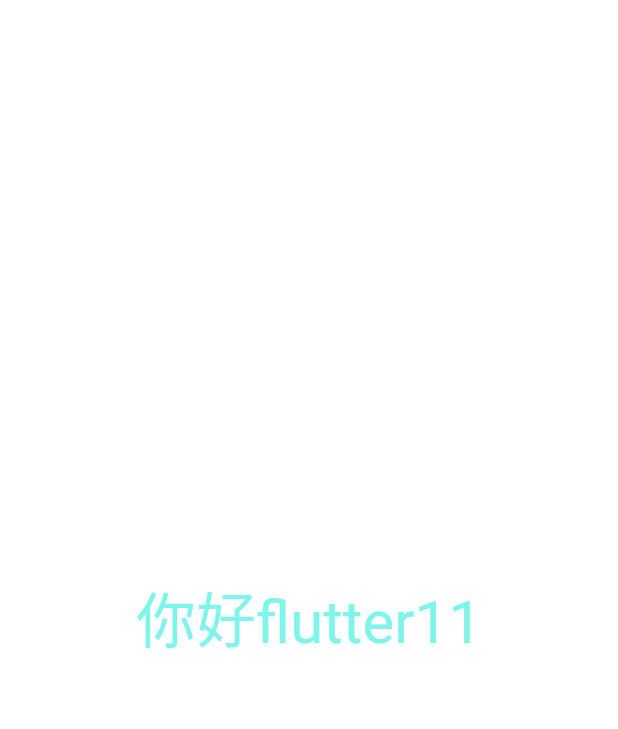
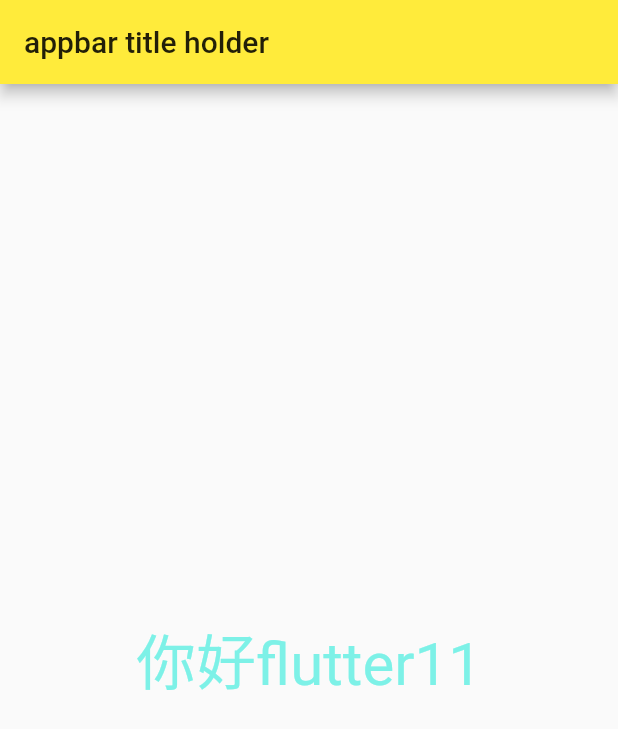
Before and after one commit to Infinite-eyes/FlutterDemo, a Flutter app: the screen it shows after launch, on a phone screen of 412 x 824 dp. Shown: the top 729 px of the screen. Run offline on Flutter 3.47's test engine with Material 2 defaults, Android fonts, the phone set to English and light mode, and no system bars.

Commit message:
1.add base structure

```diff
--- a/lib/main.dart
+++ b/lib/main.dart
@@ -1,27 +1,21 @@
 import 'package:flutter/material.dart';
 
 void main() {
-  //new 关键词可以省略 v1
-//  runApp(new Center(
-//      child: new Text(
-//    '你好flutter',
-//    textDirection: TextDirection.ltr,
-//  )));
-//v2
-//  runApp(Center(
-//      child: Text(
-//    '你好flutter',
-//    textDirection: TextDirection.ltr,
-//  )));
-
-// v3
   runApp(MyApp());
 }
 
 class MyApp extends StatelessWidget {
   @override
   Widget build(BuildContext context) {
-    return HomeContent();
+    return MaterialApp(
+      home: Scaffold(
+        appBar: AppBar(
+          title: Text("appbar title holder"),
+        ),
+        body: HomeContent(),
+      ),
+      theme: ThemeData(primarySwatch: Colors.yellow),
+    );
   }
 }
 
```
Also changed, not shown: 1 other file.
